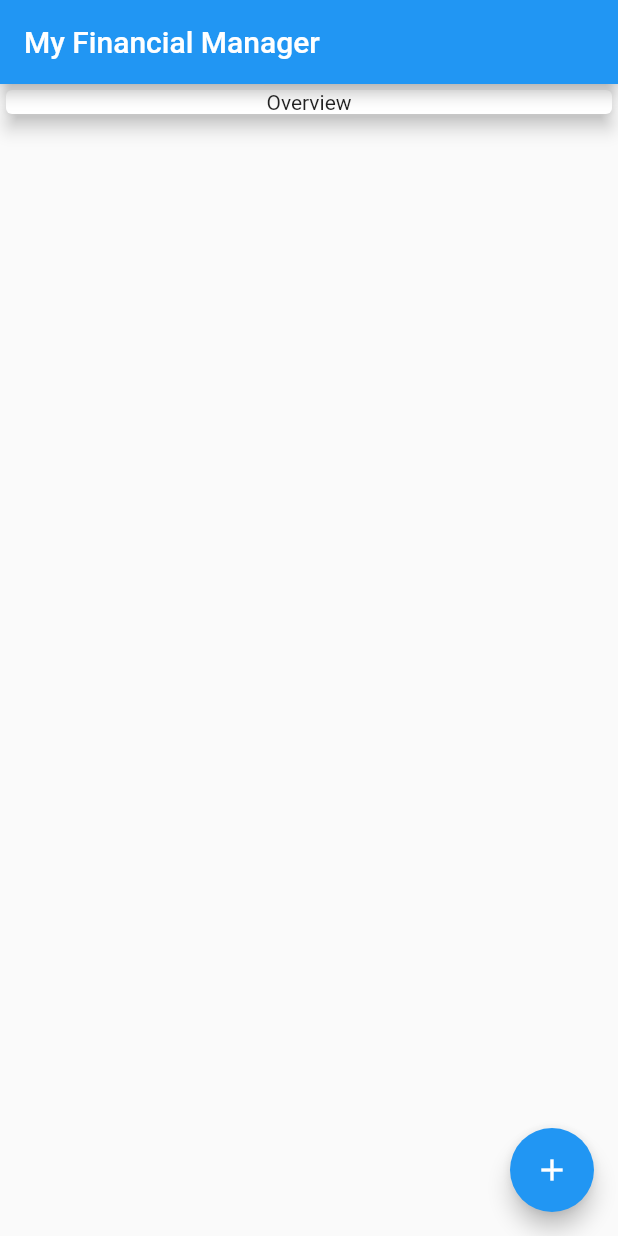
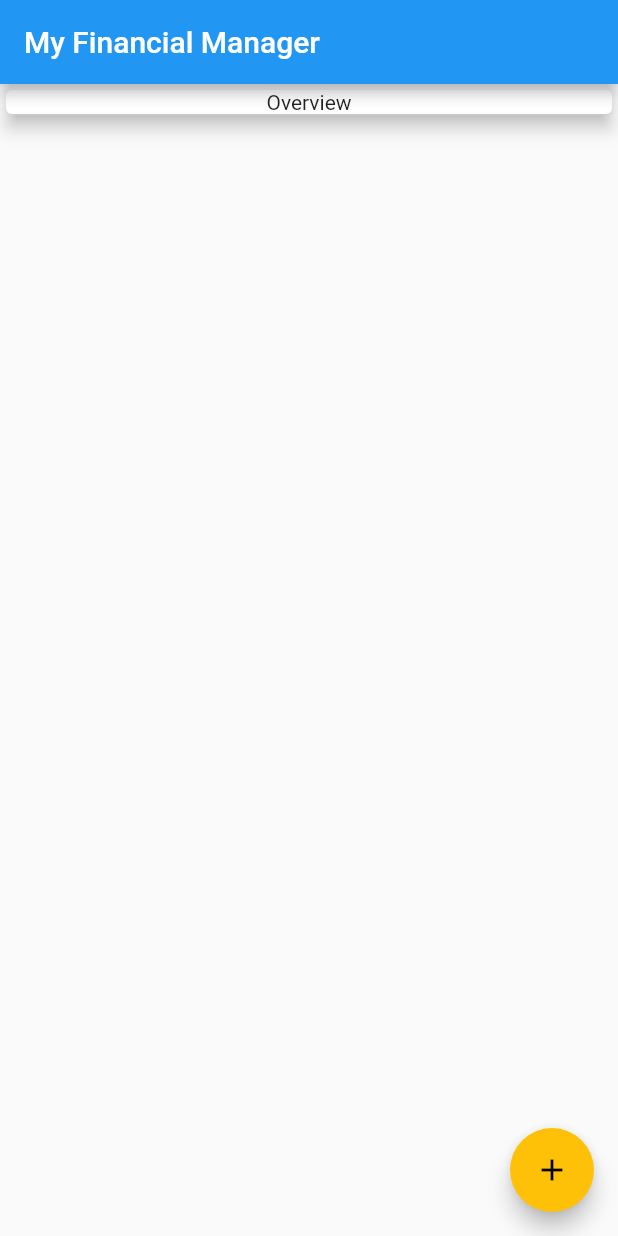
Before and after one commit to madeindra/flutter-financial-manager, a Flutter app: the screen it shows after launch, on a phone screen of 412 x 824 dp. Run offline on Flutter 3.47's test engine with Material 2 defaults, Android fonts, the phone set to English and light mode, and no system bars.

Commit message:
add color theme

```diff
--- a/lib/main.dart
+++ b/lib/main.dart
@@ -11,6 +11,10 @@ class MyFinancial extends StatelessWidget {
   Widget build(BuildContext context) {
     return MaterialApp(
       title: 'Financial Manager',
+      theme: ThemeData(
+        primarySwatch: Colors.blue,
+        accentColor: Colors.amber
+      ),
       home: MyHomepage(),
     );
   }
```
